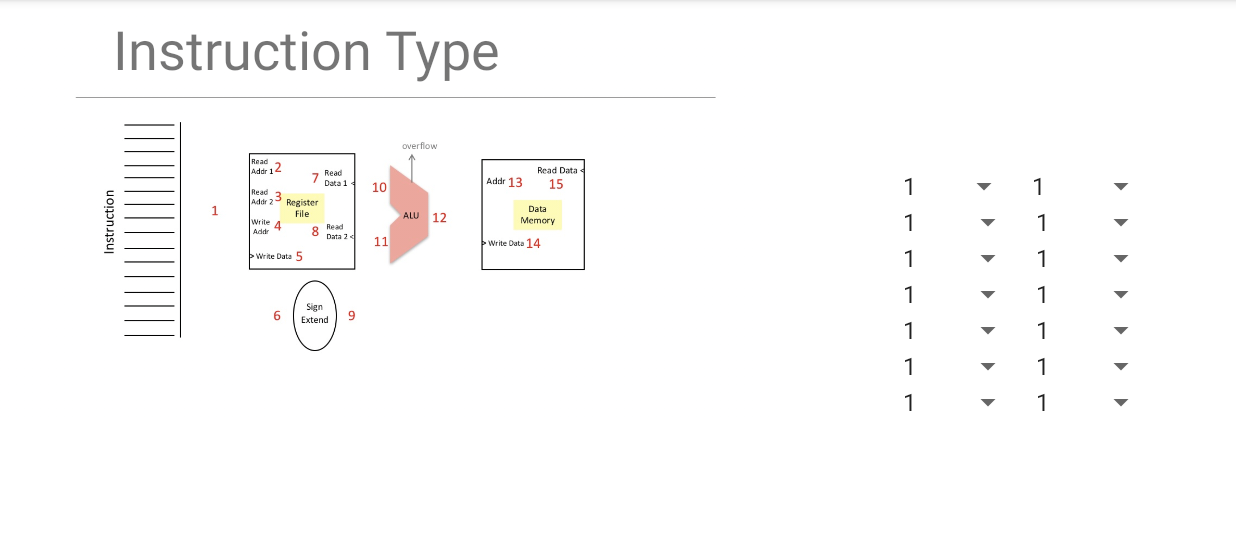
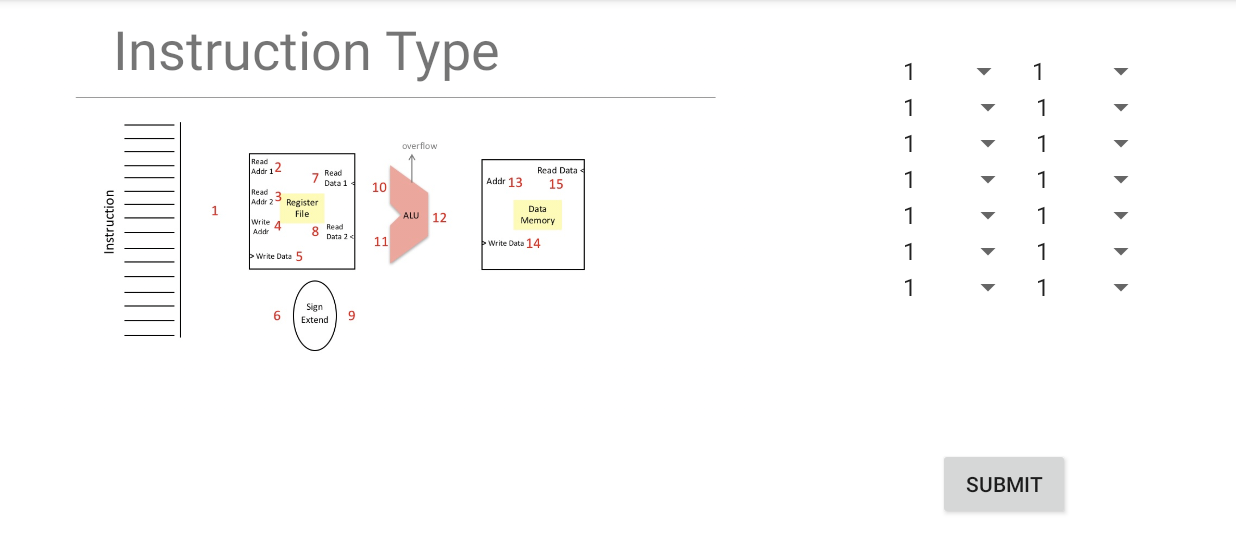
Before and after one commit to PenguinTamer/DataPathSimulator, an Android app: the Sim screen opened directly, with no data from a screen before it, on a phone screen of 824 x 412 dp (held sideways), the part 72-618 px from its top. Run offline under Robolectric (Android 15) with nearby library versions, the light colour scheme and no system bars; 1 statement that could not run was skipped.

Commit message:
debug sync

```diff
--- a/app/src/main/res/layout/activity_sim.xml
+++ b/app/src/main/res/layout/activity_sim.xml
@@ -16,7 +16,7 @@
         app:srcCompat="@drawable/emptydatapath" />
 
     <TextView
-        android:id="@+id/textView20"
+        android:id="@+id/activity_sim_instructionType_Textview"
         android:layout_width="0dp"
         android:layout_height="48dp"
         android:layout_marginEnd="72dp"
@@ -31,11 +31,13 @@
     <TableLayout
         android:id="@+id/tableLayout"
         android:layout_width="162dp"
-        android:layout_height="176dp"
-        android:layout_marginBottom="76dp"
+        android:layout_height="0dp"
+        android:layout_marginBottom="11dp"
         android:layout_marginEnd="68dp"
-        app:layout_constraintBottom_toBottomOf="parent"
-        app:layout_constraintEnd_toEndOf="parent">
+        android:layout_marginTop="35dp"
+        app:layout_constraintBottom_toTopOf="@+id/activity_sim_submitButton"
+        app:layout_constraintEnd_toEndOf="parent"
+        app:layout_constraintTop_toTopOf="parent">
 
         <TableRow
             android:layout_width="match_parent"
@@ -244,4 +246,15 @@
 
     </TableLayout>
 
+    <Button
+        android:id="@+id/activity_sim_submitButton"
+        android:layout_width="wrap_content"
+        android:layout_height="wrap_content"
+        android:layout_marginBottom="17dp"
+        android:layout_marginStart="31dp"
+        android:text="Submit"
+        app:layout_constraintBottom_toBottomOf="parent"
+        app:layout_constraintStart_toStartOf="@+id/tableLayout"
+        app:layout_constraintTop_toBottomOf="@+id/tableLayout" />
+
 </android.support.constraint.ConstraintLayout>
```
Also changed, not shown: app/src/main/java/salazar/cs3354/txstate/edu/datapathsimulator/Sim.java (+24 -8 lines).
